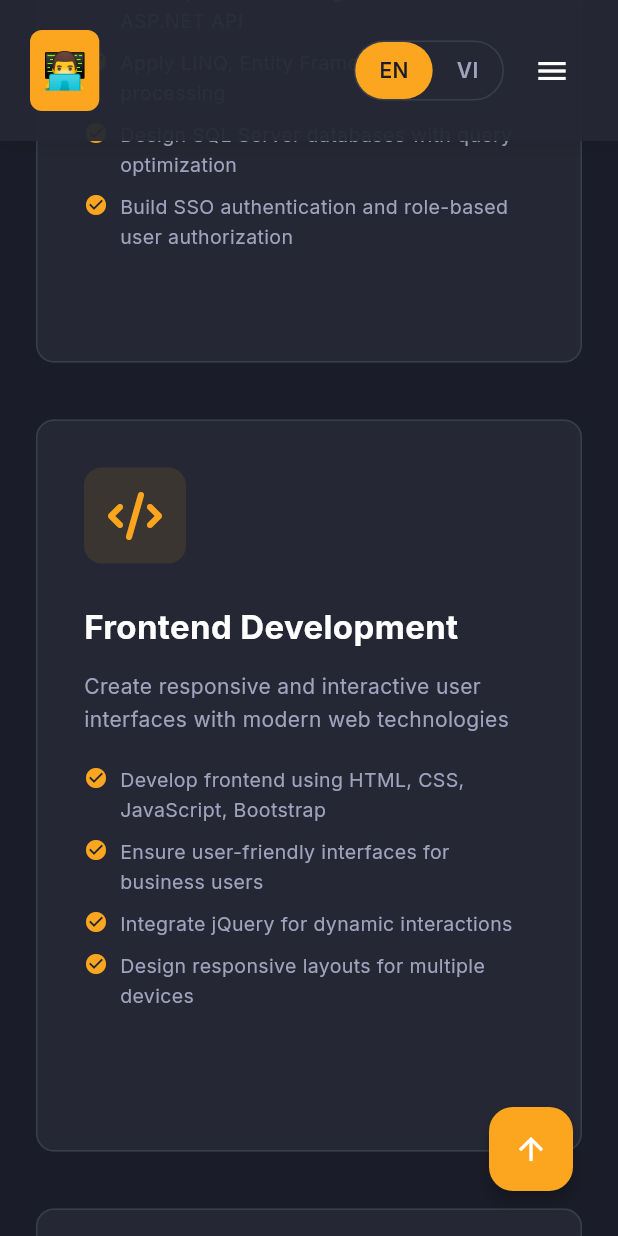
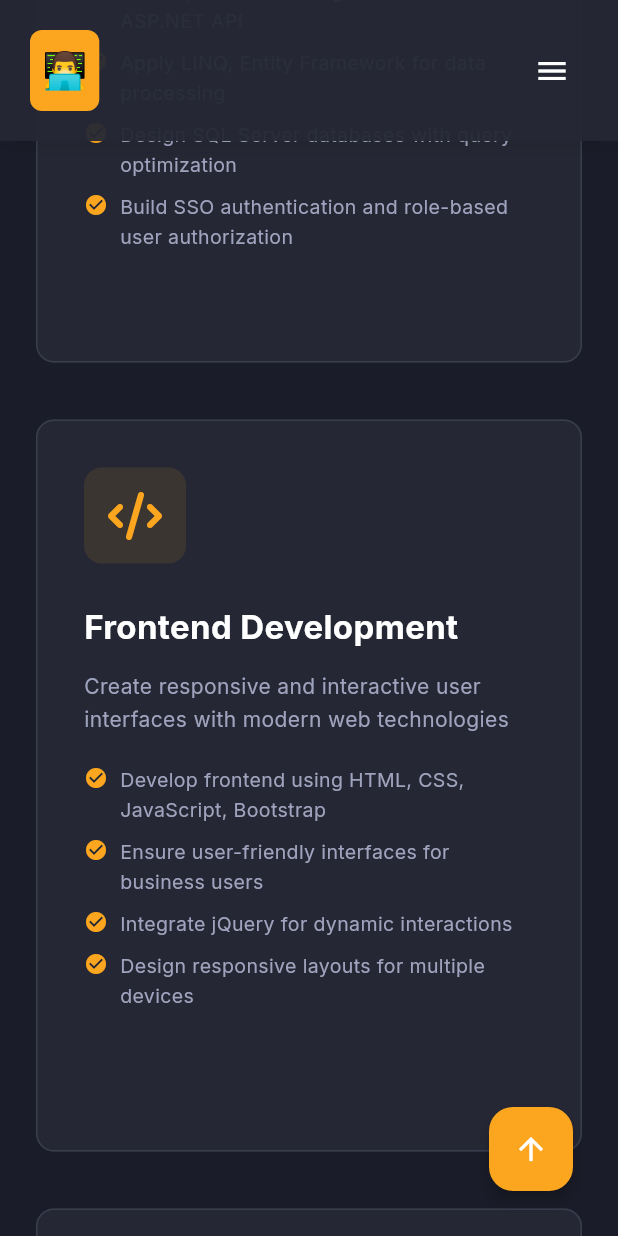
Before and after one commit to hieugc/hieugc, a Flutter app: the screen it shows after launch, scrolled down 1728 dp, on a phone screen of 412 x 824 dp. Run offline on Flutter 3.47's test engine with Material 3 defaults, Android fonts, the phone set to English and light mode, and no system bars; our stand-ins replace animated_text_kit, font_awesome_flutter, google_fonts, scroll_to_index.

Commit message:
fix: Hide LanguageToggle from mobile app bar
- Remove LanguageToggle from PortfolioAppBar mobile section
- Users can access language switch from MobileDrawer instead

Co-Authored-By: Claude Opus 4.5 <noreply@anthropic.com>

```diff
--- a/lib/widgets/navigation/portfolio_app_bar.dart
+++ b/lib/widgets/navigation/portfolio_app_bar.dart
@@ -131,19 +131,13 @@ class _PortfolioAppBarState extends State<PortfolioAppBar> {
                 ],
               )
             else
-              Row(
-                children: [
-                  LanguageToggle(languageService: widget.languageService),
-                  const SizedBox(width: 8),
-                  // Mobile Menu Button
+              // Mobile Menu Button only (LanguageToggle is in MobileDrawer)
               IconButton(
                 icon: const Icon(Icons.menu),
                 color: AppColors.textPrimary,
                 onPressed: () {
                   Scaffold.of(context).openEndDrawer();
                 },
-                  ),
-                ],
               ),
           ],
         ),
```
Lines whose indentation alone changed are shown as unchanged.
